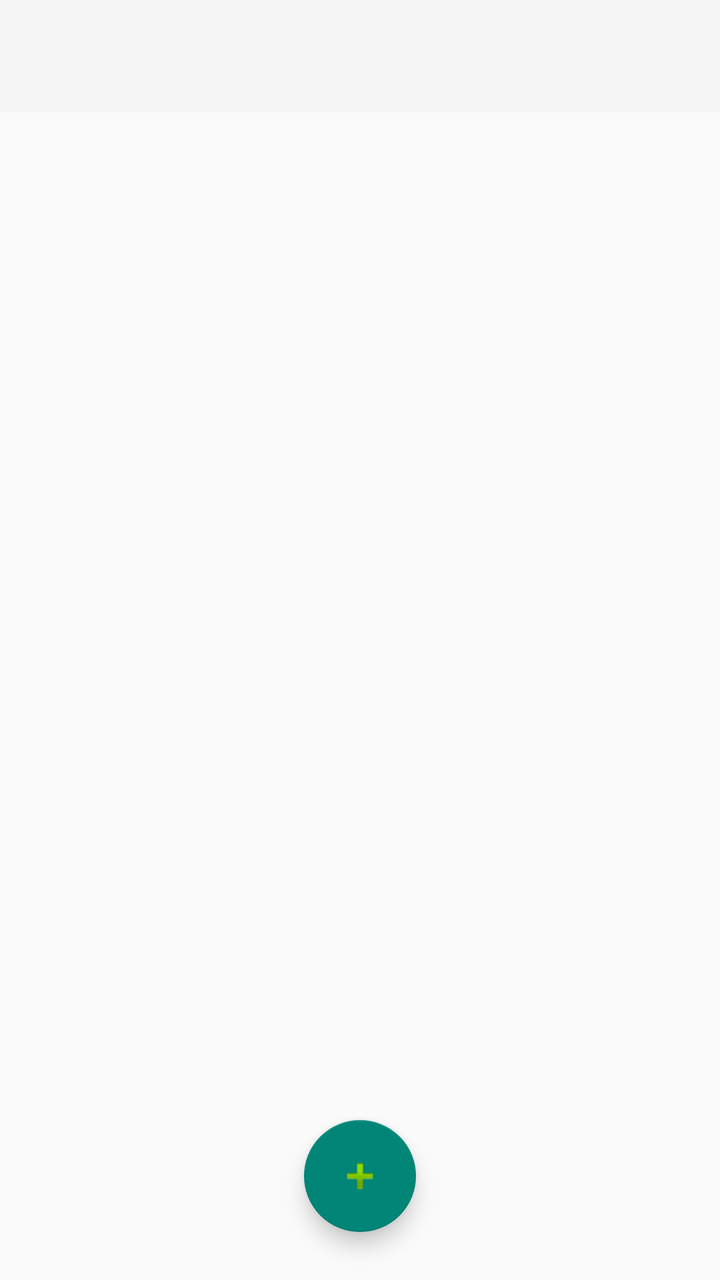
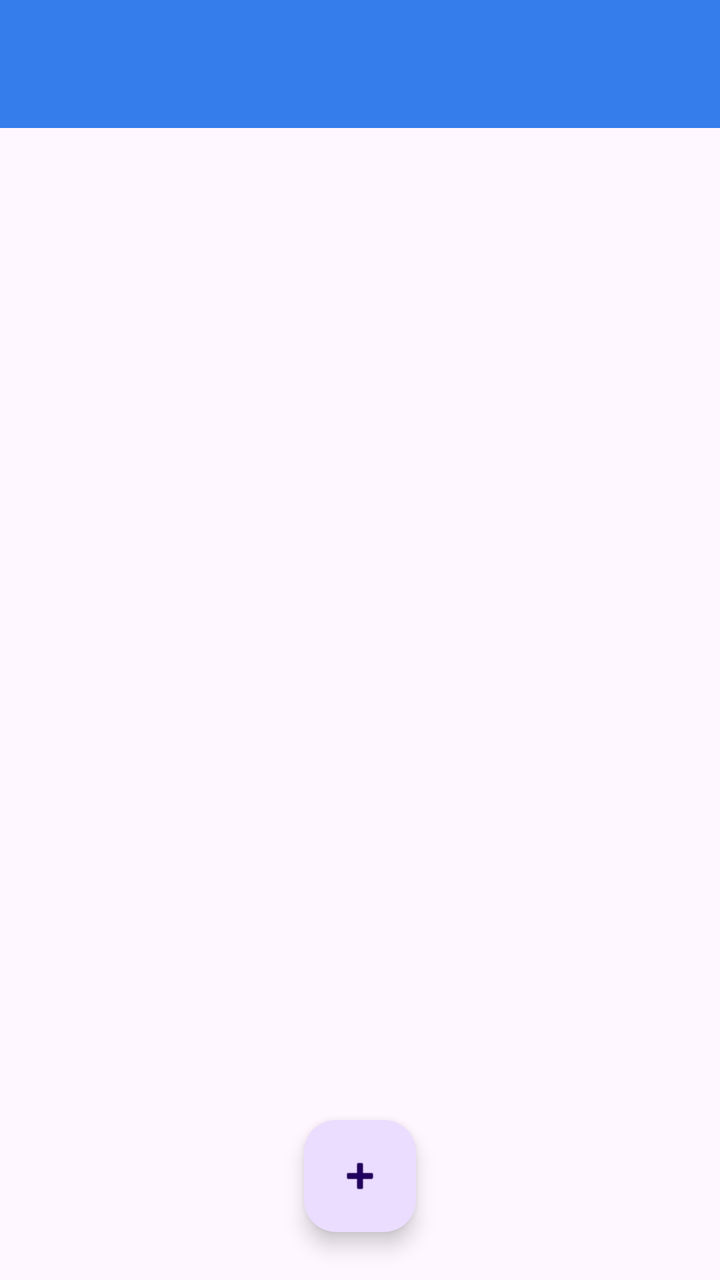

Compare the two renders of this Android layout. The source of the first and the diff that turns it into the second are given below.
<!-- AndroidManifest.xml: application theme Theme.AppCompat.Light.NoActionBar -->
<!-- res/layout/activity_main.xml -->
<?xml version="1.0" encoding="utf-8"?>
<androidx.coordinatorlayout.widget.CoordinatorLayout
    xmlns:android="http://schemas.android.com/apk/res/android"
    xmlns:app="http://schemas.android.com/apk/res-auto"
    android:id="@+id/main"
    android:layout_width="match_parent"
    android:layout_height="match_parent">

    <com.google.android.material.appbar.MaterialToolbar
        android:id="@+id/toolbar"
        android:layout_width="match_parent"
        android:layout_height="?attr/actionBarSize"
        android:background="?attr/colorPrimary"
        android:title="@string/app_title"
        app:titleTextColor="@android:color/black" />

    <ListView
        android:id="@+id/ListView"
        android:layout_width="match_parent"
        android:layout_height="match_parent"
        android:layout_marginTop="?attr/actionBarSize"
        android:paddingBottom="88dp" />

    <com.google.android.material.floatingactionbutton.FloatingActionButton
        android:id="@+id/floatingActionButton"
        android:layout_width="wrap_content"
        android:layout_height="wrap_content"
        android:layout_gravity="bottom|center_horizontal"
        android:layout_marginBottom="24dp"
        android:src="@android:drawable/ic_input_add" />

</androidx.coordinatorlayout.widget.CoordinatorLayout>
<!-- resources referenced by this layout -->
<resources>
  <string name="app_title">Authenticator</string>
</resources>

<!-- the commit's change to res/layout/activity_main.xml (unified diff, before → after) -->
@@ -12,7 +12,7 @@
         android:layout_height="?attr/actionBarSize"
         android:background="?attr/colorPrimary"
         android:title="@string/app_title"
-        app:titleTextColor="@android:color/black" />
+        app:titleTextColor="?attr/colorOnPrimary" />
 
     <ListView
         android:id="@+id/ListView"
<!-- resource entries referenced after the edit -->
@@ -1,5 +1,15 @@
 <!-- resources referenced by this layout -->
 <resources>
   <string name="app_title">Authenticator</string>
+  <style name="Theme.Authenticator" parent="Base.Theme.Authenticator" />
+  <style name="Base.Theme.Authenticator" parent="Theme.Material3.DayNight.NoActionBar">
+          
+          <item name="colorPrimary">@color/light_primary</item>
+          <item name="colorOnPrimary">@color/white</item>
+          <item name="android:statusBarColor">@color/light_primary</item>
+          <item name="android:windowLightStatusBar">false</item>
+      </style>
+  <color name="light_primary">#347DEB</color>
+  <color name="white">#FFFFFFFF</color>
 </resources>
 
